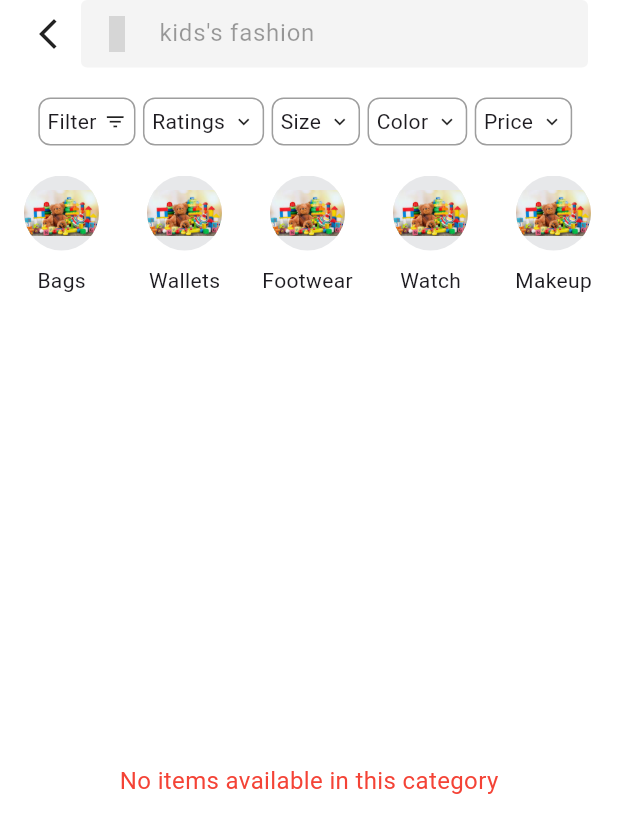
After one commit to Zyp655/E-commerce, a Flutter app: the screen it shows once a user with an empty profile is signed in, after a tap on "kids", on a phone screen of 412 x 824 dp. The commit adds this screen. Shown: the top 833 px of the screen. Run offline on Flutter 3.47's test engine with Material 3 defaults, Android fonts, the phone set to English and light mode, and no system bars; our stand-ins replace cached_network_image, cloud_firestore, firebase_auth, firebase_core, firebase_storage, flutter_riverpod and 4 more; accounts and stored records are empty; grey boxes are pictures that could not be loaded.

Commit message:
temporarily finished interface

```diff
--- a/lib/Models/category_model.dart
+++ b/lib/Models/category_model.dart
@@ -2,7 +2,14 @@ class Category{
   final String name, image;
   Category({required this.name , required this.image});
 }
+final List<String> filterCategory =[
+  'Filter',
+  'Ratings',
+  'Size',
+  'Color',
+  'Price',
 
+];
 List<Category> category=[
   Category(
       name: 'Women',
--- a/lib/Models/sub_category.dart
+++ b/lib/Models/sub_category.dart
@@ -0,0 +1,31 @@
+class SubCategory{
+  final String name, image;
+  SubCategory({required this.name,required this.image});
+}
+
+List<SubCategory> subcategory = [
+  SubCategory(
+      name: 'Bags',
+      image: 'assets/kids.png',
+  ),
+  SubCategory(
+    name: 'Wallets',
+    image: 'assets/kids.png',
+  ),
+  SubCategory(
+    name: 'Footwear',
+    image: 'assets/kids.png',
+  ),
+  SubCategory(
+    name: 'Watch',
+    image: 'assets/kids.png',
+  ),
+  SubCategory(
+    name: 'Makeup',
+    image: 'assets/kids.png',
+  ),
+  SubCategory(
+    name: 'Clothes',
+    image: 'assets/kids.png',
+  ),
+];
--- a/lib/View/Admin/Screen/add_items.dart
+++ b/lib/View/Admin/Screen/add_items.dart
@@ -162,6 +162,7 @@ class AddItems extends ConsumerWidget {
                 ),
               const SizedBox(height: 20,),
               const SizedBox(height: 10,),
+
               state.isLoading ?Center(
                 child: CircularProgressIndicator(),
               ) :Center(
--- a/lib/View/User/app_home_screen.dart
+++ b/lib/View/User/app_home_screen.dart
@@ -1,5 +1,6 @@
 import 'package:e_commerce/Models/category_model.dart';
 import 'package:e_commerce/Utils/colors.dart';
+import 'package:e_commerce/View/User/category_items.dart';
 import 'package:e_commerce/View/User/items_detail_screen.dart';
 import 'package:e_commerce/View/Widgets/banner.dart';
 import 'package:e_commerce/View/Widgets/curated_items.dart';
@@ -97,6 +98,22 @@ class _AppHomeScreenState extends State<AppHomeScreen> {
                 children: List.generate(
                   category.length,
                     (index)=>InkWell(
+                      onTap:(){
+                        final filterItems = fashionEcommerceApp
+                            .where((item) =>
+                              item.category.toLowerCase() ==
+                              category[index].name.toLowerCase())
+                            .toList();
+                            Navigator.push(
+                                context,
+                                MaterialPageRoute(
+                                    builder: (_) => CategoryItems(
+                                      category: category[index].name,
+                                      categoryItems : filterItems ,
+                                    ),
+                                ),
+                            );
+                      } ,
                       child:Column(
                         children: [
                           Container(
@@ -113,7 +130,8 @@ class _AppHomeScreenState extends State<AppHomeScreen> {
                           Text(category[index].name),
                         ],
                       ) ,
-                )),
+                ),
+                ),
               ),
             ),
 
@@ -167,10 +185,10 @@ class _AppHomeScreenState extends State<AppHomeScreen> {
                                   size: size
                               ),
                             ),
-
                           );
 
-              }),),
+              } ),
+              ),
             )
           ],
         ),
--- /dev/null
+++ b/lib/View/User/category_items.dart
@@ -0,0 +1,276 @@
+import 'package:e_commerce/Models/category_model.dart';
+import 'package:e_commerce/Utils/colors.dart';
+import 'package:e_commerce/View/User/items_detail_screen.dart';
+import 'package:flutter/material.dart';
+import 'package:iconsax/iconsax.dart';
+import 'package:e_commerce/Models/sub_category.dart';
+import '../../Models/model.dart';
+
+class CategoryItems extends StatelessWidget {
+  final String category;
+  final List<AppModel> categoryItems;
+  const CategoryItems({
+    super.key,
+    required this.category,
+    required this.categoryItems
+  });
+
+  @override
+  Widget build(BuildContext context) {
+    Size size= MediaQuery.of(context).size;
+    return Scaffold(
+      backgroundColor:Colors.white ,
+      body: SafeArea(
+          child: Column(
+            children: [
+              Padding(
+                padding: const EdgeInsets.symmetric(horizontal: 20),
+                child:Row(
+                  children: [
+                    InkWell(
+                      onTap: (){
+                        Navigator.pop(context);
+                      },
+                      child: const Icon(Icons.arrow_back_ios_new),
+                    ),
+                    const SizedBox(width: 10,),
+                    Expanded(
+                        child: SizedBox(
+                          height: 45,
+                          child: TextField(
+                            decoration: InputDecoration(
+                              contentPadding: const EdgeInsets.all(5),
+                              hintText: "$category's fashion",
+                              hintStyle: const TextStyle(
+                                  color:Colors.black38
+                              ),
+                              filled: true,
+                              fillColor: fbackgroundColor2,
+                              focusedBorder:
+                                const OutlineInputBorder(borderSide: BorderSide.none),
+                              prefixIcon: const Icon(
+                                Iconsax.search_normal,
+                                color: Colors.black38,
+                              ),
+                              border: const OutlineInputBorder(borderSide:BorderSide.none),
+                            ),
+                          ),
+                        ),
+                    ),
+                  ],
+                ) ,
+              ),
+              const SizedBox(height: 20,),
+              Padding(
+                  padding:EdgeInsets
+                      .symmetric (
+                      horizontal: 20,
+                  ),
+                child: SingleChildScrollView(
+                  scrollDirection: Axis.horizontal,
+                  child: Row(
+                    children: List.generate(
+                        filterCategory.length,
+                            (index)=> Padding(
+                              padding:EdgeInsets.only(right:5 ),
+                              child: Container(
+                                padding: EdgeInsets.all(5),
+                                decoration: BoxDecoration(
+                                  border: Border.all(color: Colors.black38),
+                                  borderRadius: BorderRadius.circular(8),
+                                ),
+                                child: Row(
+                                  children: [
+                                    Text(filterCategory[index]),
+                                    const SizedBox(width: 5,),
+                                    index == 0
+                                      ? const Icon(
+                                          Icons.filter_list,
+                                          size: 15,
+                                      )
+                                      : const Icon(
+                                          Icons.keyboard_arrow_down,
+                                          size: 15,
+                                      ),
+                                  ],
+                                ),
+                              ),
+                            ),
+                    ),
+                  ),
+                ),
+              ),
+              SizedBox(height: 20,),
+              SingleChildScrollView(
+                scrollDirection: Axis.horizontal,
+                child: Row(
+                  children: List.generate(
+                    subcategory.length,
+                        (index)=>InkWell(
+                      onTap:(){
+
+                      } ,
+                      child:Column(
+                        children: [
+                          Container(
+                            padding: const EdgeInsets.symmetric(horizontal: 16),
+                            child: Container(
+                              height:50 ,
+                              width: 50,
+                              decoration: BoxDecoration(
+                                color: fbackgroundColor1 ,
+                                shape: BoxShape.circle,
+                                image: DecorationImage(
+                                      image: AssetImage(subcategory[index].image),
+                                ),
+                              ),
+                            ),
+                          ),
+                          const SizedBox(height: 10,),
+                          Text(subcategory[index].name),
+                        ],
+                      ) ,
+                    ),
+                  ),
+                ),
+              ),
+              SizedBox(height: 20,),
+              Expanded(
+                  child: categoryItems.isEmpty
+                      ? Center(
+                        child: Text(
+                          'No items available in this category',
+                          style: TextStyle(
+                            fontSize: 16,
+                            color: Colors.red,
+                          ),
+                        ),
+                      )
+                      : GridView.builder(
+                        padding:const  EdgeInsets.symmetric(horizontal: 20),
+                         itemCount: categoryItems.length,
+                          gridDelegate: SliverGridDelegateWithFixedCrossAxisCount(
+                            crossAxisCount: 2,
+                            childAspectRatio: 0.6,
+                            mainAxisSpacing: 16,
+                            crossAxisSpacing: 16,
+                          ),
+                          itemBuilder: (context, index) {
+                            final item = categoryItems[index];
+                            return GestureDetector(
+                              onTap: (){
+                                Navigator.push(
+                                    context,
+                                    MaterialPageRoute(
+                                        builder: (_) => ItemsDetailScreen(
+                                            eCommerceApp: item,
+                                        ),
+                                    )
+                                );
+                              },
+                              child: Column(
+                                crossAxisAlignment: CrossAxisAlignment.start,
+                                children: [
+                                  Hero(
+                                    tag: item.image,
+                                    child: Container(
+                                      decoration: BoxDecoration(
+                                        borderRadius: BorderRadius.circular(8),
+                                        color: fbackgroundColor2,
+                                        image: DecorationImage(
+                                          image:AssetImage(item.image),
+                                            fit: BoxFit.cover,
+                                          ),
+                                        ),
+                                      height: size.height *0.25,
+                                      width: size.width* 0.25,
+                                      child: const Padding(
+                                        padding: EdgeInsets.all(12),
+                                        child: Align(
+                                          alignment: Alignment.topRight,
+                                        child: CircleAvatar(
+                                          radius: 18,
+                                          backgroundColor: Colors.black26,
+                                          child: Icon(
+                                            Icons.favorite_border,
+                                            color: Colors.white,
+                                          ),
+                                        ),
+                                      ),
+                                    ),
+                                                                    ),
+                                  ),
+                                const SizedBox(height: 7,),
+                                Row(
+                                  children: [
+                                    const Text(
+                                      'H&M',
+                                      style: TextStyle(
+                                        fontWeight: FontWeight.w600,
+                                        color: Colors.black26,
+                                      ),
+                                    ),
+
+                                    const SizedBox(height: 5,),
+
+                                    Icon(
+                                      Icons.star,
+                                      color: Colors.amber,
+                                      size: 17,
+                                    ),
+
+                                    Text(item.rating.toString()),
+
+                                    Text(
+                                      '(${item.review})',
+                                      style: TextStyle(
+                                        color: Colors.black26,
+                                      ),
+                                    ),
+                                  ],
+                                ),
+                                Text(
+                                  item.name,
+                                  maxLines: 1,
+                                  overflow: TextOverflow.ellipsis,
+                                  style: const TextStyle(
+                                    fontWeight: FontWeight.w600,
+                                    fontSize: 16,
+                                    height: 1.5,
+                                  ),
+                                ),
+                                Row(
+                                  children: [
+                                    Text(
+                                      '\$${item.price.toString()}.00',
+                                      style: const TextStyle(
+                                        color: Colors.pinkAccent,
+                                        fontWeight: FontWeight.w600,
+                                        fontSize: 18,
+                                        height: 1.5,
+                                      ),
+                                    ),
+                                    const  SizedBox(width: 5,),
+                                    if(item.isCheck== true)
+                                      Text(
+                                        '\$${item.price + 200}.00',
+                                        style: const TextStyle(
+                                          color: Colors.black26,
+                                          decoration: TextDecoration.lineThrough,
+                                          decorationColor: Colors.black26,
+                                        ),
+                                      )
+                                  ],
+                                ),
+                              ],
+                            ),
+                          );
+                          },
+                      ),
+              ),
+            ],
+          )
+      ),
+    );
+  }
+}
--- a/lib/View/Widgets/curated_items.dart
+++ b/lib/View/Widgets/curated_items.dart
@@ -11,7 +11,9 @@ class CuratedItems extends StatelessWidget {
     return Column(
       crossAxisAlignment: CrossAxisAlignment.start,
       children: [
-        Container(
+        Hero(
+          tag:eCommerceItems.image,
+          child: Container(
             decoration: BoxDecoration(
               borderRadius: BorderRadius.circular(8),
               color: fbackgroundColor2,
@@ -32,6 +34,7 @@ class CuratedItems extends StatelessWidget {
                   child: Icon(
                     Icons.favorite_border,
                     color: Colors.white,
+                  ),
                 ),
               ),
             ),
```
Also changed, not shown: lib/View/User/items_detail_screen.dart (+12 -6 lines). Lines whose indentation alone changed are shown as unchanged.
